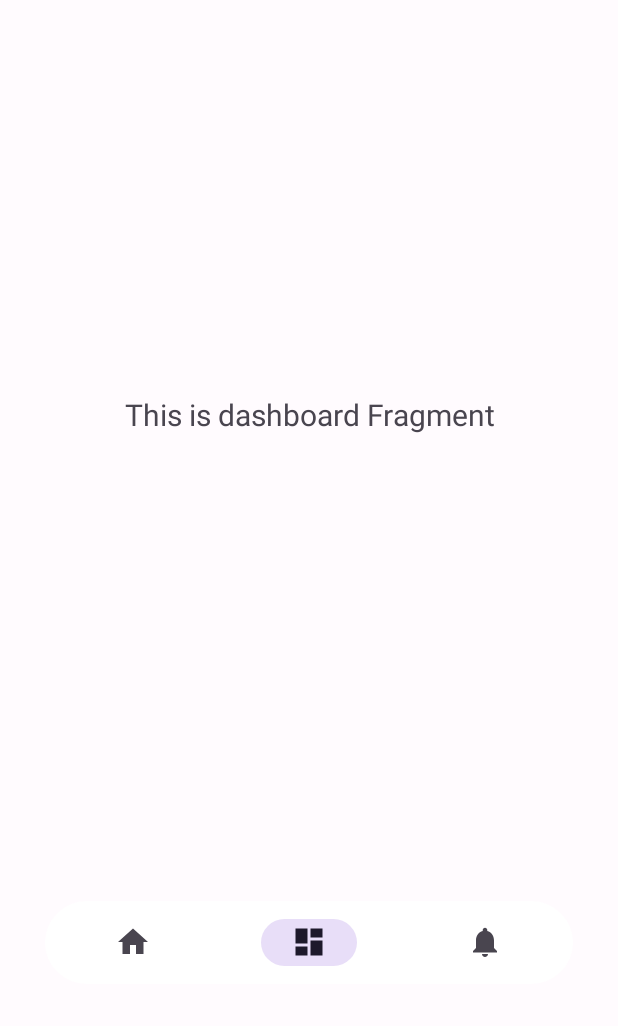
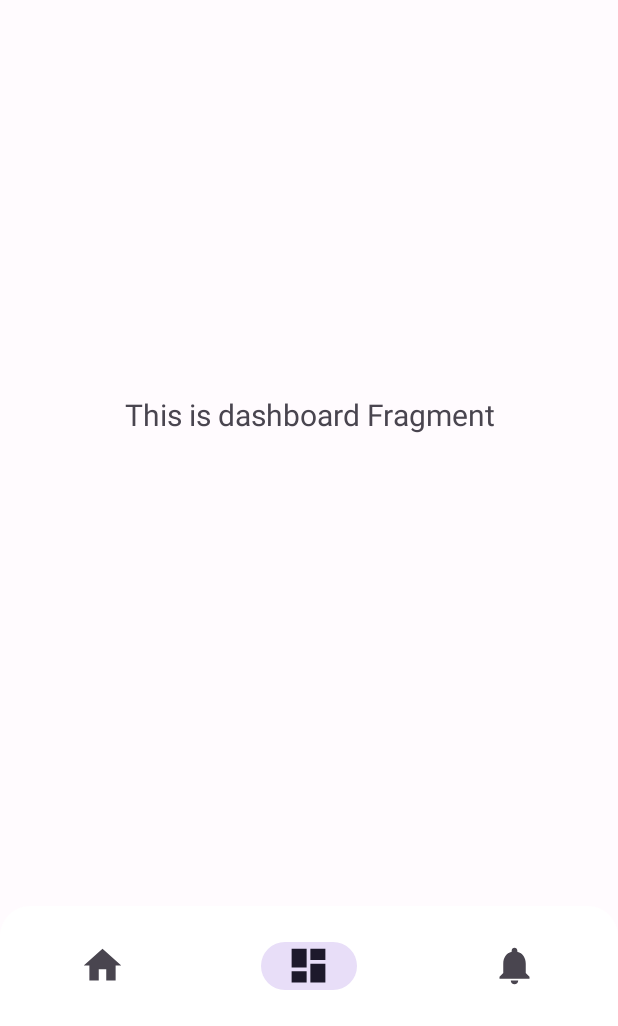
Before and after one commit to gauravsingh55/Paper-Walls, an Android app: the MainActivity screen opened directly, with no data from a screen before it, item 2 of the bottom bar chosen, on a phone screen of 412 x 824 dp, the part 210-1236 px from its top. Run offline under Robolectric (Android 15) with nearby library versions, the phone set to English and light mode, and no system bars; our stand-ins replace navigation-ui; 1 statement that could not run was skipped.

Commit message:
Changed Nav bar UI

```diff
--- a/app/src/main/res/drawable/bottom_shape.xml
+++ b/app/src/main/res/drawable/bottom_shape.xml
@@ -1,8 +1,6 @@
 <?xml version="1.0" encoding="utf-8"?>
 <shape android:shape="rectangle" xmlns:android="http://schemas.android.com/apk/res/android">
     <solid android:color="?attr/colorOnSecondary"/>
-    <corners android:topLeftRadius="50dp"
-        android:topRightRadius="50dp"
-        android:bottomLeftRadius="50dp"
-        android:bottomRightRadius="50dp"/>
+    <corners android:topLeftRadius="20dp"
+        android:topRightRadius="20dp"/>
 </shape>
--- a/app/src/main/res/layout/activity_main.xml
+++ b/app/src/main/res/layout/activity_main.xml
@@ -11,17 +11,16 @@
 
     <com.google.android.material.bottomnavigation.BottomNavigationView
         android:id="@+id/nav_view"
+        app:labelVisibilityMode="unlabeled"
         android:layout_width="match_parent"
-        android:layout_height="55dp"
-        android:layout_marginBottom="28dp"
-        android:layout_marginRight="30dp"
-        android:layout_marginLeft="30dp"
+        android:layout_height="wrap_content"
         android:background="@drawable/bottom_shape"
         app:layout_constraintBottom_toBottomOf="parent"
         app:layout_constraintHorizontal_bias="1.0"
         app:layout_constraintLeft_toLeftOf="parent"
         app:layout_constraintRight_toRightOf="parent"
-        app:menu="@menu/bottom_nav_menu" />
+        app:menu="@menu/bottom_nav_menu"
+        app:itemIconSize="30dp"/>
 
     <fragment
         android:id="@+id/nav_host_fragment_activity_main"
--- a/app/src/main/res/menu/bottom_nav_menu.xml
+++ b/app/src/main/res/menu/bottom_nav_menu.xml
@@ -3,14 +3,17 @@
 
     <item
         android:id="@+id/navigation_home"
-        android:icon="@drawable/ic_home_black_24dp" />
+        android:icon="@drawable/ic_home_black_24dp"
+        android:title="@string/title_home" />
 
     <item
         android:id="@+id/navigation_dashboard"
-        android:icon="@drawable/ic_dashboard_black_24dp" />
+        android:icon="@drawable/ic_dashboard_black_24dp"
+        android:title="@string/title_dashboard" />
 
     <item
         android:id="@+id/navigation_notifications"
-        android:icon="@drawable/ic_notifications_black_24dp" />
+        android:icon="@drawable/ic_notifications_black_24dp"
+        android:title="@string/title_notifications" />
 
 </menu>
```
